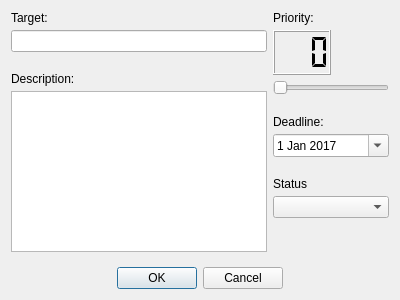
First picture: the form in dialogaddtarget.ui, repository AndreyFedchuk/Organizer, before the edit.
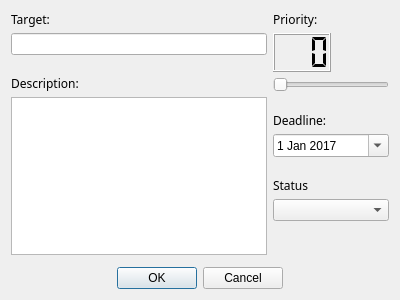
Second picture: the form after the edit.

Diff of the .ui file:
```diff
--- a/dialogaddtarget.ui
+++ b/dialogaddtarget.ui
@@ -28,6 +28,11 @@
          </property>
          <item>
           <widget class="QLabel" name="m_plblTarget">
+           <property name="font">
+            <font>
+             <family>Segoe Print</family>
+            </font>
+           </property>
            <property name="text">
             <string>Target:</string>
            </property>
@@ -45,6 +50,11 @@
          </property>
          <item>
           <widget class="QLabel" name="m_plblDesc">
+           <property name="font">
+            <font>
+             <family>Segoe Print</family>
+            </font>
+           </property>
            <property name="text">
             <string>Description:</string>
            </property>
@@ -82,6 +92,11 @@
          </property>
          <item>
           <widget class="QLabel" name="m_plblPrior">
+           <property name="font">
+            <font>
+             <family>Segoe Print</family>
+            </font>
+           </property>
            <property name="layoutDirection">
             <enum>Qt::LeftToRight</enum>
            </property>
@@ -163,6 +178,11 @@
          </property>
          <item>
           <widget class="QLabel" name="m_plblDeadline">
+           <property name="font">
+            <font>
+             <family>Segoe Print</family>
+            </font>
+           </property>
            <property name="text">
             <string>Deadline:</string>
            </property>
@@ -200,6 +220,11 @@
          </property>
          <item>
           <widget class="QLabel" name="label">
+           <property name="font">
+            <font>
+             <family>Segoe Print</family>
+            </font>
+           </property>
            <property name="text">
             <string>Status</string>
            </property>
```
